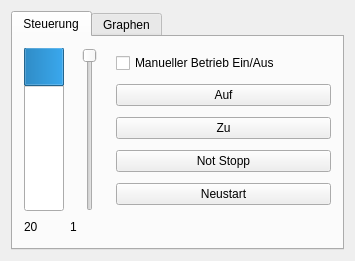
This is GUI/widget.ui in Gralfs/University-Project_as_Group as Qt 5 draws it before an edit. The edited form follows.
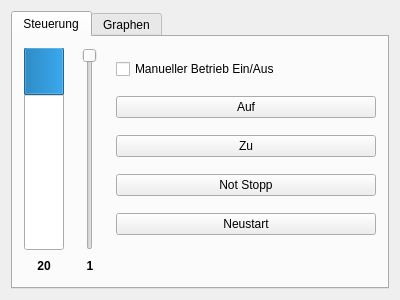
This is the edited form.

Commit message: Auf/Zu are usable and when in auto mode buttons are disabled

The edit to the form file:
```diff
--- a/GUI/widget.ui
+++ b/GUI/widget.ui
@@ -6,14 +6,14 @@
    <rect>
     <x>0</x>
     <y>0</y>
-    <width>355</width>
-    <height>261</height>
+    <width>400</width>
+    <height>300</height>
    </rect>
   </property>
   <property name="windowTitle">
    <string>Widget</string>
   </property>
-  <layout class="QHBoxLayout" name="horizontalLayout_4">
+  <layout class="QVBoxLayout" name="verticalLayout_5">
    <item>
     <widget class="QTabWidget" name="tabWidget">
      <property name="currentIndex">
@@ -23,7 +23,7 @@
       <attribute name="title">
        <string>Steuerung</string>
       </attribute>
-      <layout class="QVBoxLayout" name="verticalLayout_5">
+      <layout class="QVBoxLayout" name="verticalLayout_6">
        <item>
         <layout class="QVBoxLayout" name="verticalLayout_4">
          <item>
@@ -88,9 +88,6 @@
              </item>
              <item>
               <widget class="QPushButton" name="pushButton_4">
-               <property name="styleSheet">
-                <string notr="true"/>
-               </property>
                <property name="text">
                 <string>Zu</string>
                </property>
@@ -130,13 +127,28 @@
                <height>16777215</height>
               </size>
              </property>
+             <property name="font">
+              <font>
+               <weight>75</weight>
+               <bold>true</bold>
+              </font>
+             </property>
              <property name="text">
               <string>20</string>
              </property>
+             <property name="alignment">
+              <set>Qt::AlignCenter</set>
+             </property>
             </widget>
            </item>
            <item>
             <widget class="QLabel" name="label_2">
+             <property name="sizePolicy">
+              <sizepolicy hsizetype="Preferred" vsizetype="Preferred">
+               <horstretch>0</horstretch>
+               <verstretch>0</verstretch>
+              </sizepolicy>
+             </property>
              <property name="minimumSize">
               <size>
                <width>40</width>
@@ -149,9 +161,18 @@
                <height>16777215</height>
               </size>
              </property>
+             <property name="font">
+              <font>
+               <weight>75</weight>
+               <bold>true</bold>
+              </font>
+             </property>
              <property name="text">
               <string>1</string>
              </property>
+             <property name="alignment">
+              <set>Qt::AlignCenter</set>
+             </property>
             </widget>
            </item>
            <item>
```
The commit also changes 5 other files.
